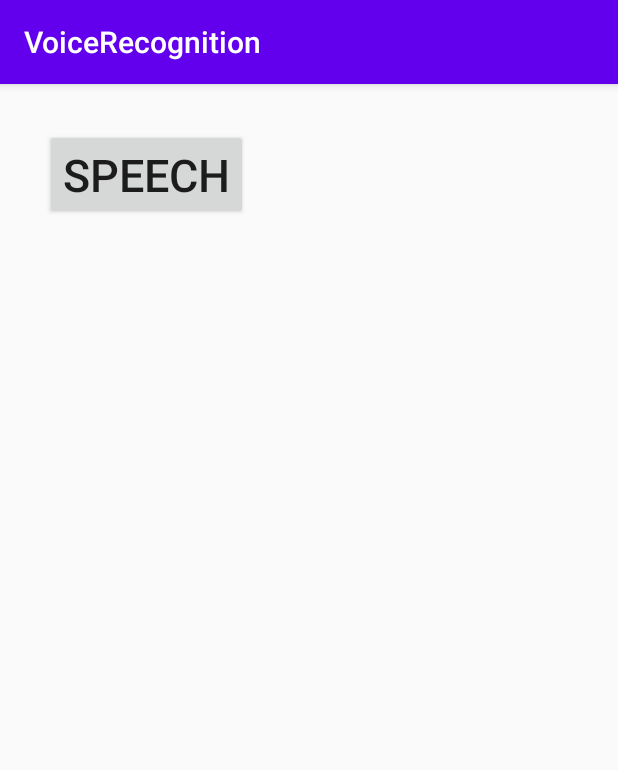
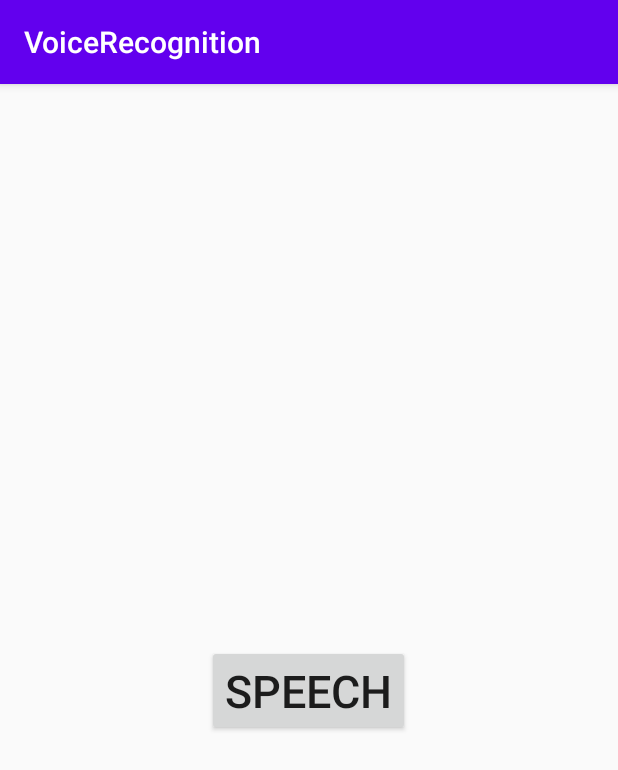
Before and after one commit to naoele/VoiceRecognition, an Android app: the screen it shows after launch (MainActivity), after a tap on "SPEECH", on a phone screen of 412 x 824 dp. Shown: the top 770 px of the screen. Run offline under Robolectric (Android 15) with nearby library versions, the phone set to English and light mode, and no system bars.

```diff
--- a/app/src/main/AndroidManifest.xml
+++ b/app/src/main/AndroidManifest.xml
@@ -1,6 +1,10 @@
 <?xml version="1.0" encoding="utf-8"?>
 <manifest xmlns:android="http://schemas.android.com/apk/res/android"
     package="com.naoele.voicerecognition">
+
+    <uses-permission android:name="android.permission.INTERNET" />
+    <uses-permission android:name="android.permission.RECORD_AUDIO" />
+    <uses-permission android:name="android.permission.WRITE_EXTERNAL_STORAGE" />
 
     <application
         android:allowBackup="true"
--- a/app/src/main/java/com/naoele/voicerecognition/MainActivity.java
+++ b/app/src/main/java/com/naoele/voicerecognition/MainActivity.java
@@ -1,39 +1,49 @@
 package com.naoele.voicerecognition;
 
-import androidx.appcompat.app.AppCompatActivity;
-
-import android.content.ActivityNotFoundException;
-import android.content.Context;
 import android.content.Intent;
-import android.net.Uri;
+import android.content.pm.PackageManager;
 import android.os.Bundle;
 import android.speech.RecognizerIntent;
-import android.util.Log;
 import android.view.View;
 import android.widget.Button;
 import android.widget.TextView;
-import android.widget.Toast;
 
-import java.io.File;
-import java.io.IOException;
-import java.io.InputStream;
+import androidx.appcompat.app.AppCompatActivity;
+import androidx.core.app.ActivityCompat;
+import androidx.core.content.ContextCompat;
+
 import java.util.ArrayList;
 import java.util.Locale;
+
+import static android.Manifest.permission.RECORD_AUDIO;
 
 public class MainActivity extends AppCompatActivity {
 
     private static final int REQUEST_CODE = 1000;
+    private static final int REQUEST_ERROR_CODE = 9000;
     private TextView textView;
 
     // 言語
-    private int lang ;
+    private int lang = 0;
 
     @Override
     protected void onCreate(Bundle savedInstanceState) {
         super.onCreate(savedInstanceState);
         setContentView(R.layout.activity_main);
 
-        Button buttonStart = (Button)findViewById(R.id.btn_start);
+        // permissionチェック。これをいれないと6.0以上のOSではダイアログが表示されない
+        if (ContextCompat.checkSelfPermission(this, RECORD_AUDIO) != PackageManager.PERMISSION_GRANTED) {
+            if (ActivityCompat.shouldShowRequestPermissionRationale(this, RECORD_AUDIO)) {
+                // 拒否した場合
+            } else {
+                // 許可した場合
+                int MY_PERMISSIONS_RECORD_AUDIO = 1;
+                ActivityCompat.requestPermissions(this, new String[]{RECORD_AUDIO}, MY_PERMISSIONS_RECORD_AUDIO);
+            }
+        }
+
+        textView = findViewById(R.id.txv_display);
+        Button buttonStart = findViewById(R.id.btn_start);
         buttonStart.setOnClickListener(new View.OnClickListener() {
             @Override
             public void onClick(View v) {
@@ -43,58 +53,46 @@ public class MainActivity extends AppCompatActivity {
         });
     }
 
-    private void speech(){
+    private void speech() {
+
         // 音声認識の　Intent インスタンス
         Intent intent = new Intent(RecognizerIntent.ACTION_RECOGNIZE_SPEECH);
-        intent.putExtra("android.speech.extras.SPEECH_INPUT_COMPLETE_SILENCE_LENGTH_MILLIS", 10000);
-        intent.putExtra("android.speech.extra.GET_AUDIO_FORMAT", "audio/AMR");
-        intent.putExtra("android.speech.extra.GET_AUDIO", true);
-        intent.putExtra("android.speech.extra.PROMPT", "マイクに向かって話してください。");
 
-        if(lang == 0){
+        if (lang == 0) {
             // 日本語
-            intent.putExtra(RecognizerIntent.EXTRA_LANGUAGE, Locale.JAPAN.toString() );
-        }
-        else if(lang == 1){
+            intent.putExtra(RecognizerIntent.EXTRA_LANGUAGE, Locale.JAPAN.toString());
+        } else if (lang == 1) {
             // 英語
-            intent.putExtra(RecognizerIntent.EXTRA_LANGUAGE, Locale.ENGLISH.toString() );
-        }
-        else if(lang == 2){
+            intent.putExtra(RecognizerIntent.EXTRA_LANGUAGE, Locale.ENGLISH.toString());
+        } else if (lang == 2) {
             // Off line mode
             intent.putExtra(RecognizerIntent.EXTRA_PREFER_OFFLINE, true);
-        }
-        else{
-            intent.putExtra(RecognizerIntent.EXTRA_LANGUAGE_MODEL,
-                    RecognizerIntent.LANGUAGE_MODEL_FREE_FORM);
+        } else {
+            intent.putExtra(RecognizerIntent.EXTRA_LANGUAGE_MODEL, RecognizerIntent.LANGUAGE_MODEL_FREE_FORM);
         }
 
-        intent.putExtra(RecognizerIntent.EXTRA_MAX_RESULTS, 100);
-        intent.putExtra(RecognizerIntent.EXTRA_PROMPT, "音声を入力");
+        // 録音
+        intent.putExtra("android.speech.extra.GET_AUDIO", true);
+        intent.putExtra("android.speech.extra.GET_AUDIO_FORMAT", "audio/AMR");
+        intent.putExtra("android.speech.extra.PROMPT", "マイクに向かって話してください。");
+        intent.putExtra("android.speech.extras.SPEECH_INPUT_COMPLETE_SILENCE_LENGTH_MILLIS", 10000);
 
-        try {
-            // インテント発行
-            startActivityForResult(intent, REQUEST_CODE);
-        }
-        catch (ActivityNotFoundException e) {
-            Log.e("音声認識テスト", "エラー", e);
-            textView.setText(e.getMessage());
-        }
+        startActivityForResult(intent, REQUEST_CODE);
     }
 
     @Override
     protected void onActivityResult(int requestCode, int resultCode, Intent data) {
         super.onActivityResult(requestCode, resultCode, data);
 
-        if(requestCode == REQUEST_CODE && resultCode == RESULT_OK) {
+        if (requestCode == REQUEST_CODE && resultCode == RESULT_OK && data != null) {
+
             // 認識結果を ArrayList で取得
-            ArrayList<String> candidates =
-                    data.getStringArrayListExtra(RecognizerIntent.EXTRA_RESULTS);
+            ArrayList<String> candidates = data.getStringArrayListExtra(RecognizerIntent.EXTRA_RESULTS);
 
-            if(candidates.size() > 0) {
+            if (candidates != null && candidates.size() > 0) {
                 // 認識結果候補で一番有力なものを表示
-                textView.setText( candidates.get(0));
+                textView.setText(candidates.get(0));
             }
-
 
         }
     }
--- a/app/src/main/res/layout/activity_main.xml
+++ b/app/src/main/res/layout/activity_main.xml
@@ -4,6 +4,8 @@
     xmlns:tools="http://schemas.android.com/tools"
     android:layout_width="match_parent"
     android:layout_height="match_parent"
+    android:orientation="vertical"
+    android:gravity="center"
     tools:context=".MainActivity">
 
     <TextView
```
